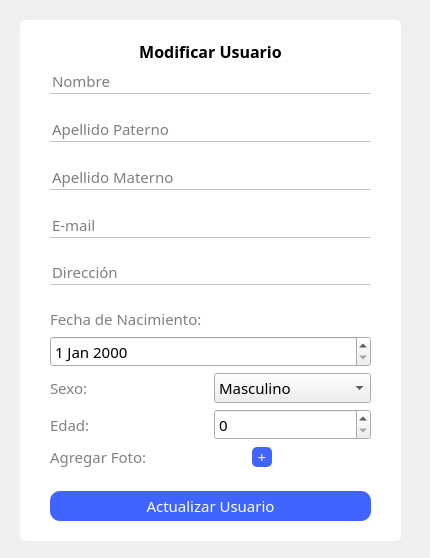
This is hospital-Core/Widgets/Administrador/administrador_modificar_usuario.ui in MrDanielG/Hospital-SCRUM as Qt 5 draws it before an edit. The edited form follows.
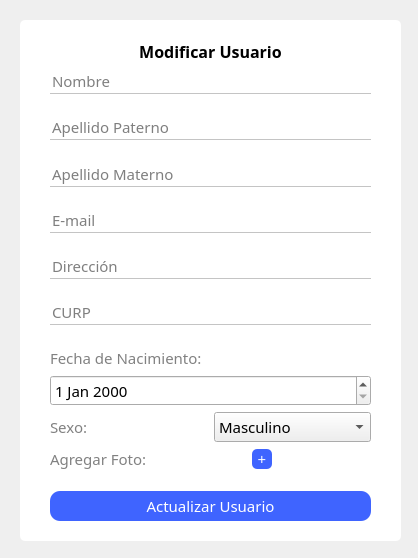
This is the edited form. The open tabs and pages were chosen to show the change. Icons and pictures are not drawn.

Patch:
```diff
--- a/hospital-Core/Widgets/Administrador/administrador_modificar_usuario.ui
+++ b/hospital-Core/Widgets/Administrador/administrador_modificar_usuario.ui
@@ -6,7 +6,7 @@
    <rect>
     <x>0</x>
     <y>0</y>
-    <width>430</width>
+    <width>418</width>
     <height>558</height>
    </rect>
   </property>
@@ -294,6 +294,55 @@
         </property>
        </spacer>
       </item>
+      <item>
+       <widget class="QLabel" name="label_8">
+        <property name="font">
+         <font>
+          <family>Montserrat</family>
+          <pointsize>10</pointsize>
+         </font>
+        </property>
+        <property name="styleSheet">
+         <string notr="true">color: black;</string>
+        </property>
+        <property name="text">
+         <string>Info para recuperar contraseña:</string>
+        </property>
+       </widget>
+      </item>
+      <item>
+       <widget class="QLineEdit" name="lineEdit_mascota">
+        <property name="enabled">
+         <bool>false</bool>
+        </property>
+        <property name="font">
+         <font>
+          <family>Montserrat</family>
+          <pointsize>11</pointsize>
+         </font>
+        </property>
+        <property name="styleSheet">
+         <string notr="true">border: none;
+border-bottom: 1px solid #C4C4C4;</string>
+        </property>
+        <property name="placeholderText">
+         <string>Mascota</string>
+        </property>
+       </widget>
+      </item>
+      <item>
+       <spacer name="verticalSpacer_14">
+        <property name="orientation">
+         <enum>Qt::Vertical</enum>
+        </property>
+        <property name="sizeHint" stdset="0">
+         <size>
+          <width>20</width>
+          <height>40</height>
+         </size>
+        </property>
+       </spacer>
+      </item>
       <item>
        <widget class="QPushButton" name="btn_continuar">
         <property name="minimumSize">
@@ -526,6 +575,36 @@
         </property>
        </spacer>
       </item>
+      <item>
+       <widget class="QLineEdit" name="lineEdit_curp">
+        <property name="font">
+         <font>
+          <family>Montserrat</family>
+          <pointsize>11</pointsize>
+         </font>
+        </property>
+        <property name="styleSheet">
+         <string notr="true">border: none;
+border-bottom: 1px solid #C4C4C4;</string>
+        </property>
+        <property name="placeholderText">
+         <string>CURP</string>
+        </property>
+       </widget>
+      </item>
+      <item>
+       <spacer name="verticalSpacer_13">
+        <property name="orientation">
+         <enum>Qt::Vertical</enum>
+        </property>
+        <property name="sizeHint" stdset="0">
+         <size>
+          <width>20</width>
+          <height>40</height>
+         </size>
+        </property>
+       </spacer>
+      </item>
       <item>
        <widget class="QLabel" name="label_10">
         <property name="font">
@@ -593,34 +672,7 @@
        </layout>
       </item>
       <item>
-       <layout class="QHBoxLayout" name="horizontalLayout_3">
-        <item>
-         <widget class="QLabel" name="label_8">
-          <property name="font">
-           <font>
-            <family>Montserrat</family>
-            <pointsize>11</pointsize>
-           </font>
-          </property>
-          <property name="styleSheet">
-           <string notr="true">color: rgb(129, 129, 129);</string>
-          </property>
-          <property name="text">
-           <string>Edad:</string>
-          </property>
-         </widget>
-        </item>
-        <item>
-         <widget class="QSpinBox" name="spinBox_edad">
-          <property name="font">
-           <font>
-            <family>Montserrat</family>
-            <pointsize>11</pointsize>
-           </font>
-          </property>
-         </widget>
-        </item>
-       </layout>
+       <layout class="QHBoxLayout" name="horizontalLayout_3"/>
       </item>
       <item>
        <layout class="QHBoxLayout" name="horizontalLayout_4">
```
Left out of the diff: 2 changed lines with no effect on the pictures.
